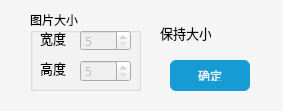
Before: the Qt Designer form src/customWidget/imagesizedialog.ui in LeftStudio/SurZ, drawn with Qt 5.
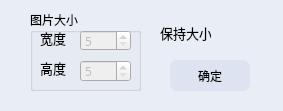
After: the same form once the commit is applied. Custom widgets are drawn as their Qt base class.

Patch:
```diff
--- a/src/customWidget/imagesizedialog.ui
+++ b/src/customWidget/imagesizedialog.ui
@@ -16,7 +16,7 @@
   <property name="styleSheet">
    <string notr="true">QDialog
 {
-background:rgb(245, 245, 245);
+background:rgb(233,237,245);
 }</string>
   </property>
   <widget class="QPushButton" name="OK_Button">
@@ -37,10 +37,9 @@
     <string notr="true">QPushButton
 {
 border-style:none;
-padding:10px;
-border-radius:6px;
-color:#E6F8F5;
-background:rgb(22,155,213);
+padding:3px;
+border-radius:7px;
+background:#dde3f0;
 }
 
 QPushButton:hover
```
Left out of the diff: 6 changed lines with no effect on the pictures.
